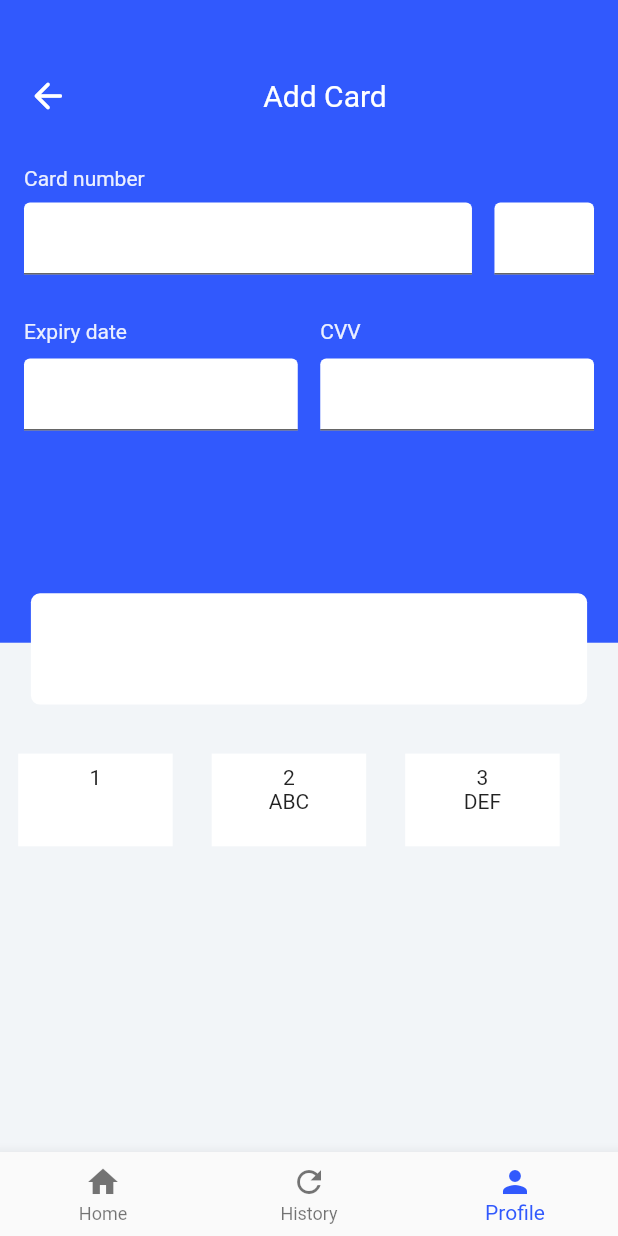
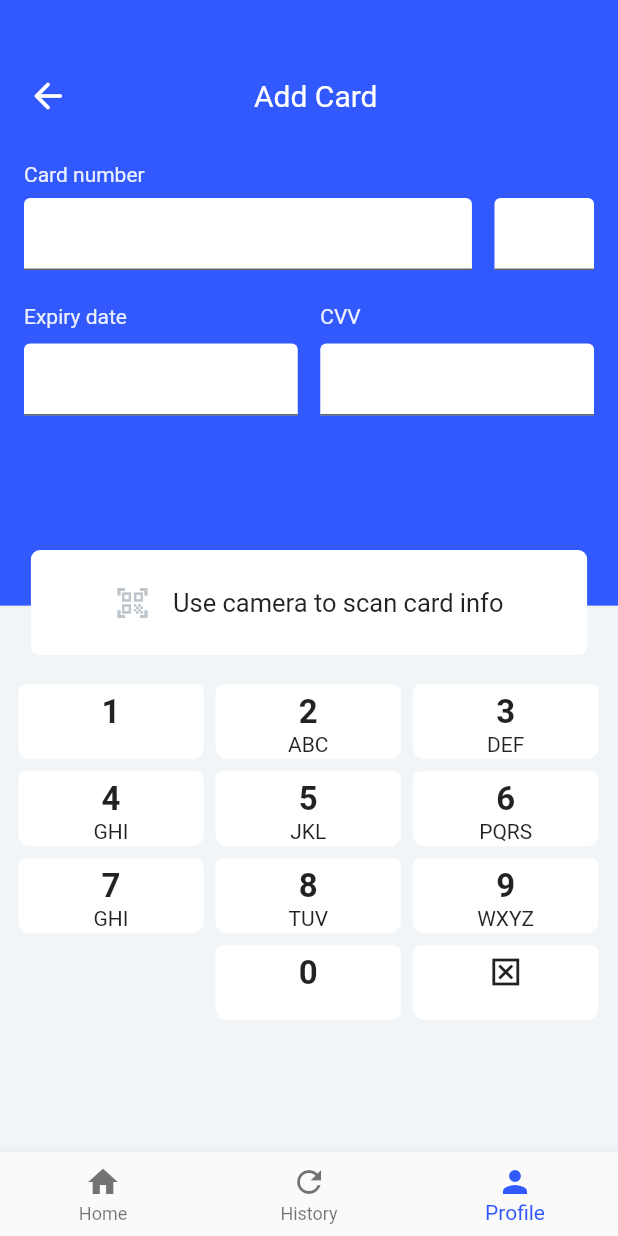
Before and after one commit to adebayoAdesina/Flutter_Crypto_Exchange_App, a Flutter app: the screen it shows after launch, item 3 of the bottom bar chosen, on a phone screen of 412 x 824 dp. Run offline on Flutter 3.47's test engine with Material 2 defaults, Android fonts, the phone set to English and light mode, and no system bars; missing offline and left inert: dart:html.

Commit message:
Add card Page keyboard fixing

```diff
--- a/lib/Views/MobileViews/mobile_add_card.dart
+++ b/lib/Views/MobileViews/mobile_add_card.dart
@@ -23,7 +23,7 @@ class _MobileAddCardState extends State<MobileAddCard> {
           Positioned(
             child: Container(
               color: mainColor,
-              height: size.height * 0.52,
+              height: size.height * 0.49,
               child: Padding(
                 padding: const EdgeInsets.only(
                   top: 40,
@@ -45,7 +45,7 @@ class _MobileAddCardState extends State<MobileAddCard> {
                           ),
                         ),
                         SizedBox(
-                          width: size.width * 0.78,
+                          width: size.width * 0.75,
                           child: const Text(
                             'Add Card',
                             style: TextStyle(
@@ -67,7 +67,7 @@ class _MobileAddCardState extends State<MobileAddCard> {
                             crossAxisAlignment: CrossAxisAlignment.start,
                             children: [
                               const SizedBox(
-                                height: 15,
+                                height: 12,
                               ),
                               Row(
                                 children: [
@@ -117,7 +117,7 @@ class _MobileAddCardState extends State<MobileAddCard> {
                             ],
                           ),
                           const SizedBox(
-                            height: 30,
+                            height: 23,
                           ),
                           Row(
                             children: [
@@ -195,32 +195,130 @@ class _MobileAddCardState extends State<MobileAddCard> {
             ),
           ),
           Positioned(
-            top: size.height*0.6,
+            top: size.height*0.55,
             left: size.width*0.01,
             child: Column(
-              crossAxisAlignment: CrossAxisAlignment.center,
               children: [
                 Row(
-                  mainAxisAlignment: MainAxisAlignment.spaceBetween,
                   children: [
 
                     Padding(
-                      padding: const EdgeInsets.all(8.0),
-                      child: Keyboard(1,'', size.height, size.width),
+                      padding: const EdgeInsets.only(
+                        left: 8,
+                        right: 0,
+                        top: 3
+                      ),
+                      child: keyboard(1,'', size.width),
                     ),
-                    const SizedBox(
-                      width: 10,
+
+                    Padding(
+                      padding: const EdgeInsets.only(
+                        left: 8,
+                        right: 8,
+                        top: 3
+                      ),
+                      child: keyboard(2,'ABC', size.width),
+                    ),
+
+                    Padding(
+                      padding: const EdgeInsets.only(
+                        left: 0,
+                        right: 8,
+                        top: 3
+                      ),
+                      child: keyboard(3,'DEF', size.width),
+                    )
+                  ],
+                ),
+                Row(
+                  children: [
+
+                    Padding(
+                      padding: const EdgeInsets.only(
+                        left: 8,
+                        right: 0,
+                        top: 8
+                      ),
+                      child: keyboard(4,'GHI', size.width),
+                    ),
+
+                    Padding(
+                      padding: const EdgeInsets.only(
+                        left: 8,
+                        right: 8,
+                        top: 8
+                      ),
+                      child: keyboard(5,'JKL', size.width),
                     ),
                     Padding(
-                      padding: const EdgeInsets.all(8.0),
-                      child: Keyboard(2,'ABC', size.height, size.width),
+                      padding: const EdgeInsets.only(
+                        left: 0,
+                        right: 8,
+                        top: 8
+                      ),
+                      child: keyboard(6,'PQRS', size.width),
+                    )
+                  ],
+                ),
+                Row(
+                  children: [
+
+                    Padding(
+                      padding: const EdgeInsets.only(
+                        left: 8,
+                        right: 0,
+                        top: 8
+                      ),
+                      child: keyboard(7,'GHI', size.width),
                     ),
-                    const SizedBox(
-                      width: 10,
+
+                    Padding(
+                      padding: const EdgeInsets.only(
+                        left: 8,
+                        right: 8,
+                        top: 8
+                      ),
+                      child: keyboard(8,'TUV', size.width),
                     ),
+
                     Padding(
-                      padding: const EdgeInsets.all(8.0),
-                      child: Keyboard(3,'DEF', size.height, size.width),
+                      padding: const EdgeInsets.only(
+                        left: 0,
+                        right: 8,
+                        top: 8
+                      ),
+                      child: keyboard(9,'WXYZ', size.width),
+                    )
+                  ],
+                ),
+                Row(
+                  children: [
+
+                    Padding(
+                      padding: const EdgeInsets.only(
+                        left: 8,
+                        right: 0,
+                        top: 8
+                      ),
+                      child: keyboard('','', size.width),
+                    ),
+
+                    Padding(
+                      padding: const EdgeInsets.only(
+                        left: 8,
+                        right: 8,
+                        top: 8
+                      ),
+                      child: keyboard(0,'', size.width),
+                    ),
+
+                    Padding(
+                      padding: const EdgeInsets.only(
+                        left: 0,
+                        right: 8,
+                        top: 8
+                      ),
+                      child: keyboard('Icon','', size.width),
                     )
                   ],
                 )
@@ -228,14 +326,39 @@ class _MobileAddCardState extends State<MobileAddCard> {
             ),
           ),
           Positioned(
-            top: size.height*0.48,
+            top: size.height*0.445,
             left: size.width* 0.05,
             child: Container(
               width: size.width * 0.9,
-              height: size.height * 0.09,
+              height: size.height * 0.085,
               decoration: BoxDecoration(
                 color: whiteColor,
                 borderRadius: BorderRadius.circular(6)
+              ),
+              child: Padding(
+                padding: const EdgeInsets.symmetric(
+                  vertical: 8,
+                  horizontal: 10,
+                ),
+                child: Row(
+                  mainAxisAlignment: MainAxisAlignment.center,
+                  children: const [
+                    Icon(
+                      Icons.qr_code_scanner,
+                      color: greyColor,
+                    ),
+                    SizedBox(
+                      width: 15,
+                    ),
+                    Text(
+                      'Use camera to scan card info',
+                      style: TextStyle(
+                        fontSize: 17,
+                        fontWeight: FontWeight.w400
+                      ),
+                    )
+                  ]
+                ),
               ),
             )
           )
--- a/lib/Widget/keyboard_widget.dart
+++ b/lib/Widget/keyboard_widget.dart
@@ -1,24 +1,47 @@
 import 'package:flutter/material.dart';
 
 import '../Colors/colors.dart';
-  Widget Keyboard(int values, String text, var heights, var widths) {
+  Widget keyboard(var values, String text, var widths) {
 
-    return Container(
-      color: whiteColor,
-      height: heights*0.075,
-      width: widths*0.25,
-      child: Padding(
-        padding: const EdgeInsets.all(8.0),
+    return SizedBox(
+      child: values != '' ? Container(
+        height: 50,
+        width: widths*0.30,
+        decoration: const BoxDecoration(
+          color: whiteColor,
+          borderRadius: BorderRadius.only(
+            topLeft: Radius.circular(5),
+            topRight: Radius.circular(5),
+            bottomLeft: Radius.circular(8),
+            bottomRight: Radius.circular(8),
+
+          )
+        ),
         child: Column(
           children: [
-            Text(
-              values.toString()
+            Padding(
+              padding: const EdgeInsets.only(
+                top: 6
+              ),
+              child: values != 'Icon' ? Text(
+                values.toString(),
+                style: const TextStyle(
+                  fontWeight: FontWeight.w600,
+                  fontSize: 22,
+                ),
+              ): const Icon(Icons.disabled_by_default_outlined)
             ),
             Text(
-              text
+              text,
+              style: const TextStyle(
+                fontWeight: FontWeight.w400
+              ),
             )
           ],
-        ),
-      ),
+        )
+      ): SizedBox(
+        height: 50,
+        width: widths*0.30,
+      )
     );
   }
```
